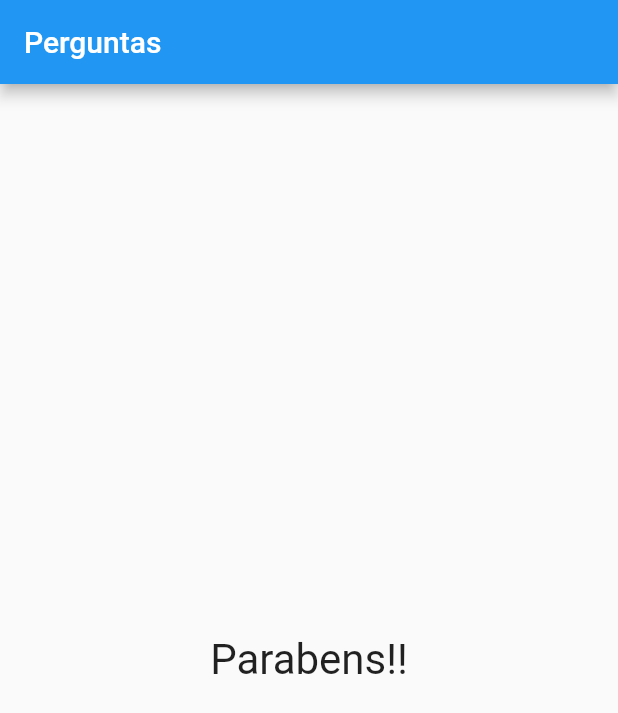
After one commit to romildojpaiter/projeto_perguntas, a Flutter app: the screen it shows after launch, after a tap on "Azul", after a tap on "Pitbull", on a phone screen of 412 x 824 dp. The commit adds this screen. Shown: the top 713 px of the screen. Run offline on Flutter 3.47's test engine with Material 2 defaults, Android fonts, the phone set to English and light mode, and no system bars.

Commit message:
Inclusão do Componente Resultado

```diff
--- a/lib/main.dart
+++ b/lib/main.dart
@@ -1,4 +1,5 @@
 import 'package:flutter/material.dart';
+import './resultado.dart';
 import './questao.dart';
 import './resposta.dart';
 
@@ -53,12 +54,7 @@ class _PerguntaAppState extends State<PerguntaApp> {
                   // ...widgetsRespostas
                 ],
               )
-            : Center(
-                child: Text(
-                  'Parabens!!',
-                  style: TextStyle(fontSize: 28),
-                ),
-              ),
+            : Resultado(),
       ),
     );
   }
--- /dev/null
+++ b/lib/resultado.dart
@@ -0,0 +1,16 @@
+import 'package:flutter/material.dart';
+
+class Resultado extends StatelessWidget {
+  @override
+  Widget build(BuildContext context) {
+    return Container(
+      width: double.infinity,
+      child: Center(
+        child: Text(
+          'Parabens!!',
+          style: TextStyle(fontSize: 28),
+        ),
+      ),
+    );
+  }
+}
```
